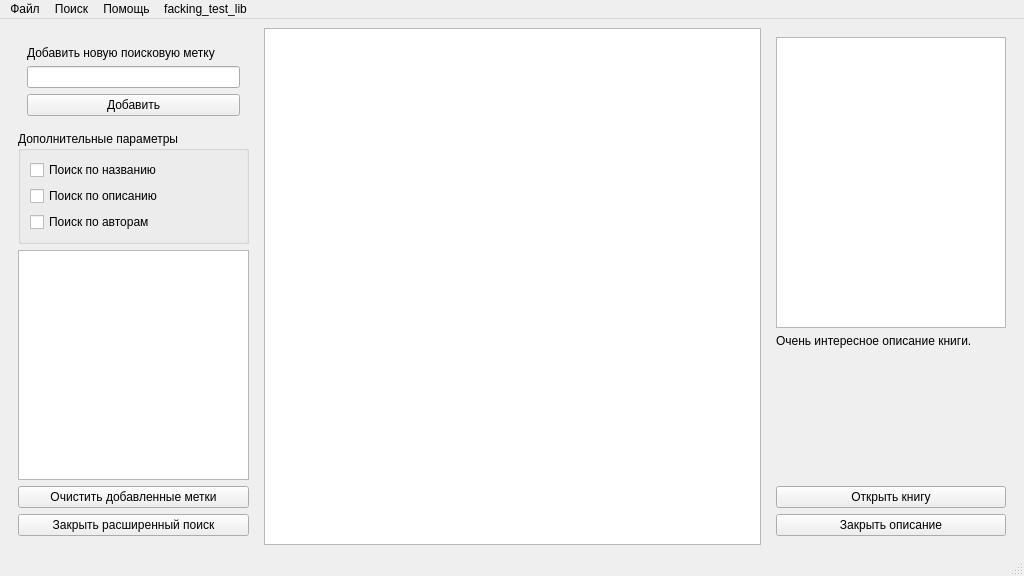
First picture: the form in mainwindow.ui, repository wuramspaul/BookManager-qt, before the edit.
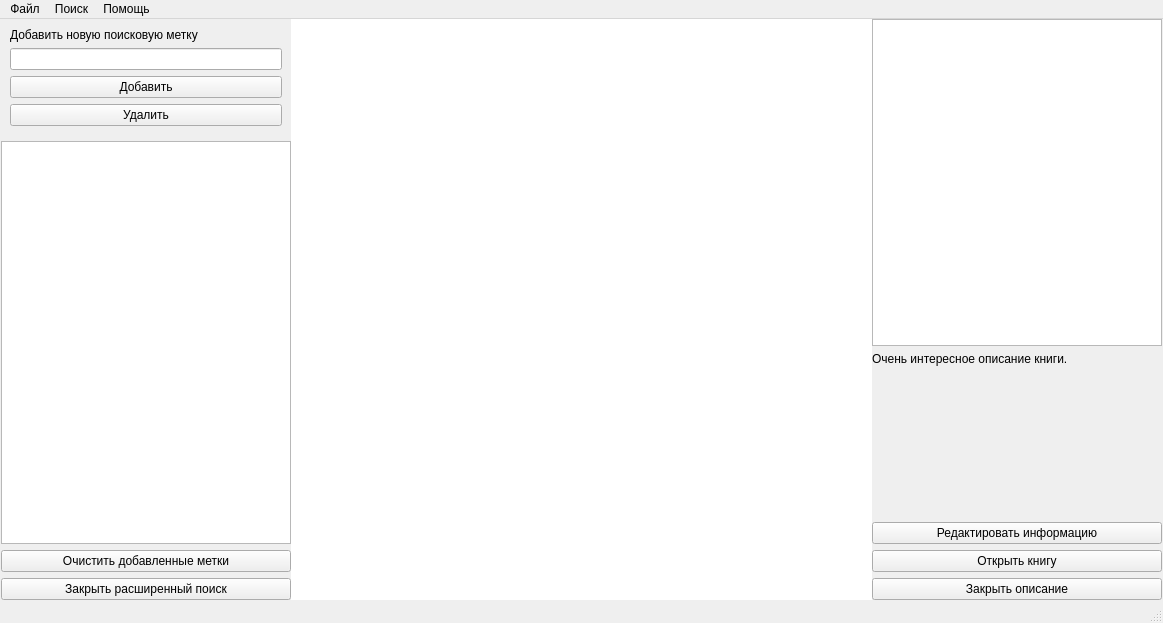
Second picture: the form after the edit.

Diff of the .ui file:
```diff
--- a/mainwindow.ui
+++ b/mainwindow.ui
@@ -6,21 +6,57 @@
    <rect>
     <x>0</x>
     <y>0</y>
-    <width>1024</width>
-    <height>576</height>
+    <width>1163</width>
+    <height>623</height>
    </rect>
   </property>
   <property name="windowTitle">
-   <string>MainWindow</string>
+   <string>PaperCerberus</string>
+  </property>
+  <property name="toolTipDuration">
+   <number>4</number>
+  </property>
+  <property name="autoFillBackground">
+   <bool>true</bool>
+  </property>
+  <property name="animated">
+   <bool>false</bool>
   </property>
   <widget class="QWidget" name="centralwidget">
    <layout class="QHBoxLayout" name="horizontalLayout" stretch="1,2,1">
+    <property name="spacing">
+     <number>0</number>
+    </property>
+    <property name="leftMargin">
+     <number>1</number>
+    </property>
+    <property name="topMargin">
+     <number>0</number>
+    </property>
+    <property name="rightMargin">
+     <number>1</number>
+    </property>
+    <property name="bottomMargin">
+     <number>1</number>
+    </property>
     <item>
      <widget class="QWidget" name="searchWidget" native="true">
       <layout class="QVBoxLayout" name="verticalLayout_4">
        <property name="sizeConstraint">
         <enum>QLayout::SetMinimumSize</enum>
        </property>
+       <property name="leftMargin">
+        <number>0</number>
+       </property>
+       <property name="topMargin">
+        <number>0</number>
+       </property>
+       <property name="rightMargin">
+        <number>0</number>
+       </property>
+       <property name="bottomMargin">
+        <number>0</number>
+       </property>
        <item>
         <widget class="QWidget" name="widget" native="true">
          <layout class="QVBoxLayout" name="verticalLayout_2">
@@ -41,36 +77,13 @@
             </property>
            </widget>
           </item>
-         </layout>
-        </widget>
-       </item>
-       <item>
-        <widget class="QGroupBox" name="groupBox">
-         <property name="title">
-          <string>Дополнительные параметры</string>
-         </property>
-         <layout class="QVBoxLayout" name="verticalLayout_3">
           <item>
-           <widget class="QCheckBox" name="checkBox_2">
+           <widget class="QPushButton" name="pushButton_5">
             <property name="text">
-             <string>Поиск по названию</string>
+             <string>Удалить</string>
             </property>
            </widget>
           </item>
-          <item>
-           <widget class="QCheckBox" name="checkBox_3">
-            <property name="text">
-             <string>Поиск по описанию</string>
-            </property>
-           </widget>
-          </item>
-          <item>
-           <widget class="QCheckBox" name="checkBox">
-            <property name="text">
-             <string>Поиск по авторам</string>
-            </property>
-           </widget>
-          </item>
          </layout>
         </widget>
        </item>
@@ -95,11 +108,51 @@
      </widget>
     </item>
     <item>
-     <widget class="QTableView" name="booksWidgets"/>
+     <widget class="QTableView" name="booksWidgets">
+      <property name="minimumSize">
+       <size>
+        <width>0</width>
+        <height>0</height>
+       </size>
+      </property>
+      <property name="cursor" stdset="0">
+       <cursorShape>PointingHandCursor</cursorShape>
+      </property>
+      <property name="frameShape">
+       <enum>QFrame::NoFrame</enum>
+      </property>
+      <property name="frameShadow">
+       <enum>QFrame::Raised</enum>
+      </property>
+      <property name="verticalScrollBarPolicy">
+       <enum>Qt::ScrollBarAsNeeded</enum>
+      </property>
+      <property name="autoScrollMargin">
+       <number>0</number>
+      </property>
+      <attribute name="horizontalHeaderDefaultSectionSize">
+       <number>500</number>
+      </attribute>
+     </widget>
     </item>
     <item>
      <widget class="QWidget" name="discriptionWidget" native="true">
-      <layout class="QVBoxLayout" name="verticalLayout_5" stretch="4,2,1,1">
+      <property name="enabled">
+       <bool>true</bool>
+      </property>
+      <layout class="QVBoxLayout" name="verticalLayout_5" stretch="4,2,1,1,1">
+       <property name="leftMargin">
+        <number>0</number>
+       </property>
+       <property name="topMargin">
+        <number>0</number>
+       </property>
+       <property name="rightMargin">
+        <number>0</number>
+       </property>
+       <property name="bottomMargin">
+        <number>0</number>
+       </property>
        <item>
         <widget class="QGraphicsView" name="discriptionImage"/>
        </item>
@@ -119,6 +172,13 @@
          </property>
         </widget>
        </item>
+       <item>
+        <widget class="QPushButton" name="pushButton_4">
+         <property name="text">
+          <string>Редактировать информацию</string>
+         </property>
+        </widget>
+       </item>
        <item>
         <widget class="QPushButton" name="openBook">
          <property name="text">
@@ -143,7 +203,7 @@
     <rect>
      <x>0</x>
      <y>0</y>
-     <width>1024</width>
+     <width>1163</width>
      <height>21</height>
     </rect>
    </property>
@@ -177,16 +237,9 @@
     </property>
     <addaction name="action_15"/>
    </widget>
-   <widget class="QMenu" name="menufacking_test">
-    <property name="title">
-     <string>facking_test_lib</string>
-    </property>
-    <addaction name="add"/>
-   </widget>
    <addaction name="menu"/>
    <addaction name="menu_2"/>
    <addaction name="menu_3"/>
-   <addaction name="menufacking_test"/>
   </widget>
   <widget class="QStatusBar" name="statusbar"/>
   <action name="action">
```
Left out of the diff: 42 changed lines with no effect on the pictures.
